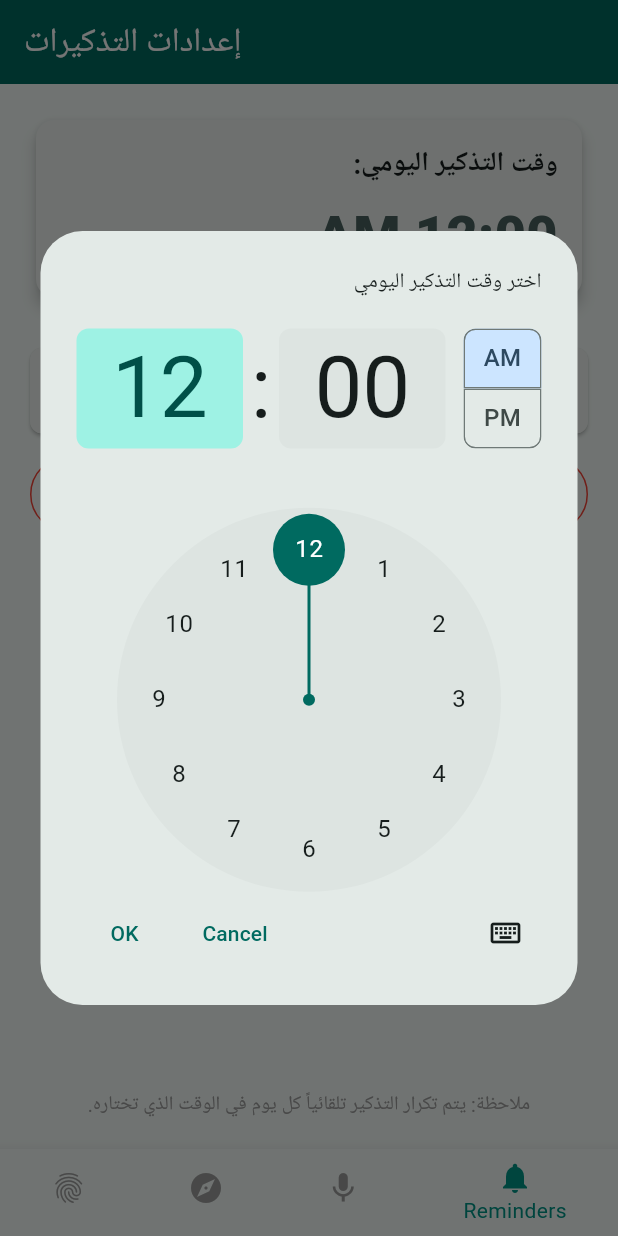
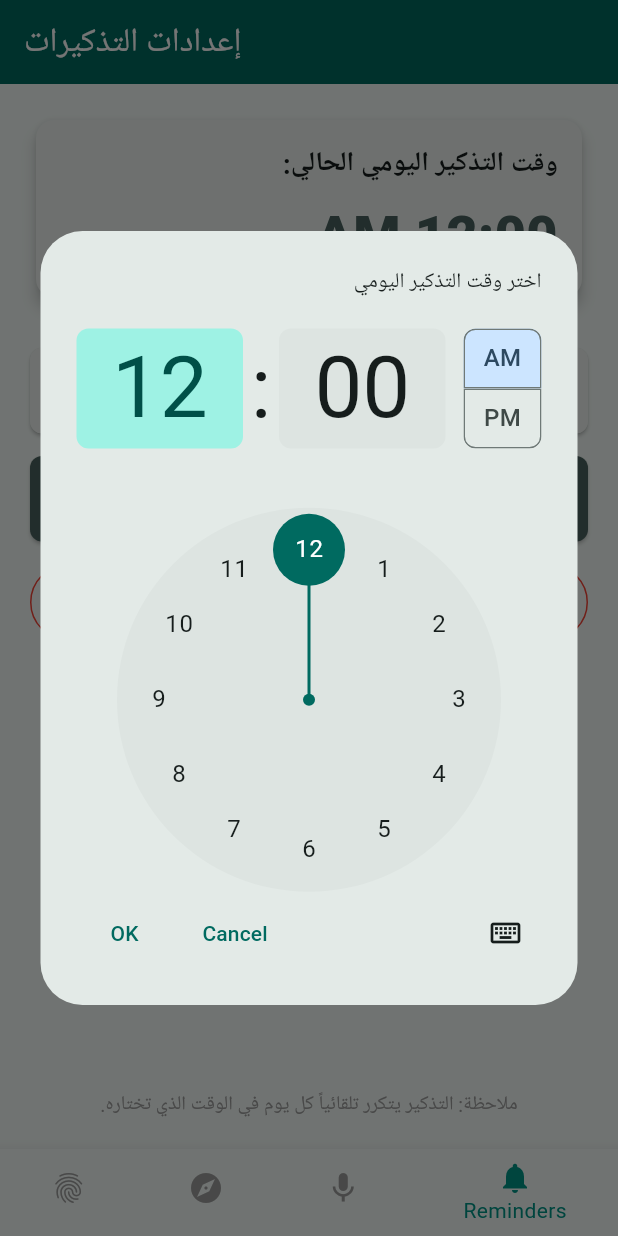
Before and after one commit to Muhmdzahran/flutter-app, a Flutter app: the screen it shows after launch, item 4 of the bottom bar chosen, after a tap on "تغيير وقت التذكير", on a phone screen of 412 x 824 dp. Run offline on Flutter 3.47's test engine with Material 3 defaults, Android fonts, the phone set to English and light mode, and no system bars; our stand-ins replace flutter_compass, flutter_local_notifications, geolocator, speech_to_text, timezone, vibration.

Commit message:
Update features

```diff
--- a/lib/pages/NotificationSettingsPage.dart
+++ b/lib/pages/NotificationSettingsPage.dart
@@ -1,8 +1,8 @@
 import 'package:flutter/material.dart';
-// 💡 Import your Notification Service
+// 💡 Import your Notification Service (Adjust path if necessary)
 import '../services/notification_service.dart';
-// You may need to adjust the path above based on your exact structure
 
+// Renamed class to follow convention (NotificationSettingsPage is fine for class)
 class NotificationSettingsPage extends StatefulWidget {
   const NotificationSettingsPage({super.key});
 
@@ -14,25 +14,21 @@ class _NotificationSettingsPageState extends State<NotificationSettingsPage> {
   // State to hold the selected time (defaults to 12:00 AM)
   TimeOfDay _selectedTime = const TimeOfDay(hour: 0, minute: 0);
 
-  // Instance of the service
   final NotificationService _notificationService = NotificationService();
 
   @override
   void initState() {
     super.initState();
-    // 💡 Ideally, you would load the *currently scheduled* time here
-    // using a persistence solution (like shared_preferences) to show the user their setting.
-    // For simplicity, we initialize it to the default time (12:00 AM).
+    // Logic to load saved time would go here
   }
 
-  // --- Time Picker Logic ---
+  // --- Time Picker and Scheduling Logic ---
 
   Future<void> _selectTime(BuildContext context) async {
     final TimeOfDay? picked = await showTimePicker(
       context: context,
-      initialTime: _selectedTime, // Start with the currently selected time
+      initialTime: _selectedTime,
       helpText: 'اختر وقت التذكير اليومي',
-      // Optional: Style the time picker for Arabic context
       builder: (BuildContext context, Widget? child) {
         return Directionality(
           textDirection: TextDirection.rtl,
@@ -46,17 +42,19 @@ class _NotificationSettingsPageState extends State<NotificationSettingsPage> {
         _selectedTime = picked;
       });
 
-      // 1. Cancel any existing scheduled notification to avoid duplicates
+      // 1. Cancel existing notification before scheduling the new one
       await _notificationService.cancelAllNotifications();
 
-      // 2. Schedule the new notification with the user's chosen time
+      // 2. Schedule the new daily notification
       await _notificationService.scheduleDailyNotification(
         hour: picked.hour,
         minute: picked.minute,
       );
 
-      // Provide feedback to the user
-      if (mounted) {
+      // 3. 💡 Guard context use after all await calls
+      if (!mounted) return;
+
+      // 4. Show feedback
       ScaffoldMessenger.of(context).showSnackBar(
         SnackBar(
           content: Text(
@@ -67,13 +65,11 @@ class _NotificationSettingsPageState extends State<NotificationSettingsPage> {
       );
     }
   }
-  }
 
   // --- Widget Build (UI) ---
 
   @override
   Widget build(BuildContext context) {
-    // Helper function to format the TimeOfDay object nicely for the display
     String formattedTime = _selectedTime.format(context);
 
     return Scaffold(
@@ -96,7 +92,7 @@ class _NotificationSettingsPageState extends State<NotificationSettingsPage> {
                   crossAxisAlignment: CrossAxisAlignment.end,
                   children: [
                     const Text(
-                      'وقت التذكير اليومي:',
+                      'وقت التذكير اليومي الحالي:',
                       style: TextStyle(fontSize: 18, fontWeight: FontWeight.bold),
                       textDirection: TextDirection.rtl,
                     ),
@@ -133,15 +129,51 @@ class _NotificationSettingsPageState extends State<NotificationSettingsPage> {
             ),
             const SizedBox(height: 15),
 
-            // 3. Optional: Cancel All Button
+            // 3. Test Reminder Button
+            ElevatedButton.icon(
+              onPressed: () {
+                _notificationService.showTestNotification();
+                // 💡 No await needed, so we check mounted before showing snackbar
+                if (!mounted) return;
+                ScaffoldMessenger.of(context).showSnackBar(
+                  const SnackBar(
+                    content: Text(
+                      'جاري إرسال تذكير فوري (اختبار)...',
+                      textDirection: TextDirection.rtl,
+                    ),
+                  ),
+                );
+              },
+              icon: const Icon(Icons.send_time_extension),
+              label: const Text(
+                'اختبار التذكير الآن',
+                style: TextStyle(fontSize: 18),
+              ),
+              style: ElevatedButton.styleFrom(
+                padding: const EdgeInsets.symmetric(vertical: 15),
+                backgroundColor: Theme.of(context).colorScheme.secondary,
+                foregroundColor: Colors.white,
+                shape: RoundedRectangleBorder(
+                  borderRadius: BorderRadius.circular(8),
+                ),
+              ),
+            ),
+
+            const SizedBox(height: 15),
+
+            // 4. Cancel All Button
             OutlinedButton.icon(
-              onPressed: () async {
+              onPressed: () async { // Ensure onPressed is async
                 await _notificationService.cancelAllNotifications();
+
+                // Set state only after the await
                 setState(() {
-                  // Reset displayed time to a neutral default after cancellation
                   _selectedTime = const TimeOfDay(hour: 0, minute: 0);
                 });
-                if (mounted) {
+
+                // 💡 Guard context use after the await call
+                if (!mounted) return;
+
                 ScaffoldMessenger.of(context).showSnackBar(
                   const SnackBar(
                     content: Text(
@@ -150,7 +182,6 @@ class _NotificationSettingsPageState extends State<NotificationSettingsPage> {
                     ),
                   ),
                 );
-                }
               },
               icon: const Icon(Icons.notifications_off),
               label: const Text('إلغاء التذكير اليومي'),
@@ -165,7 +196,7 @@ class _NotificationSettingsPageState extends State<NotificationSettingsPage> {
 
             // Note
             const Text(
-              'ملاحظة: يتم تكرار التذكير تلقائياً كل يوم في الوقت الذي تختاره.',
+              'ملاحظة: التذكير يتكرر تلقائياً كل يوم في الوقت الذي تختاره.',
               textAlign: TextAlign.center,
               style: TextStyle(color: Colors.grey, fontSize: 13),
               textDirection: TextDirection.rtl,
--- a/pubspec.yaml
+++ b/pubspec.yaml
@@ -2,7 +2,7 @@ name: zikirai
 description: "A new Flutter project."
 publish_to: 'none'
 
-version: 1.0.5+4
+version: 1.0.5+5
 
 environment:
   sdk: ^3.9.2
@@ -20,6 +20,7 @@ dependencies:
   vibration: ^3.1.4
   speech_to_text: ^7.3.0
   flutter_local_notifications: ^17.0.0
+  timezone: ^0.9.2
 
 dev_dependencies:
   flutter_test:
```
Also changed, not shown: lib/services/notification_service.dart (+30 -7 lines), pubspec.lock, 1 other file. Lines whose indentation alone changed are shown as unchanged.
